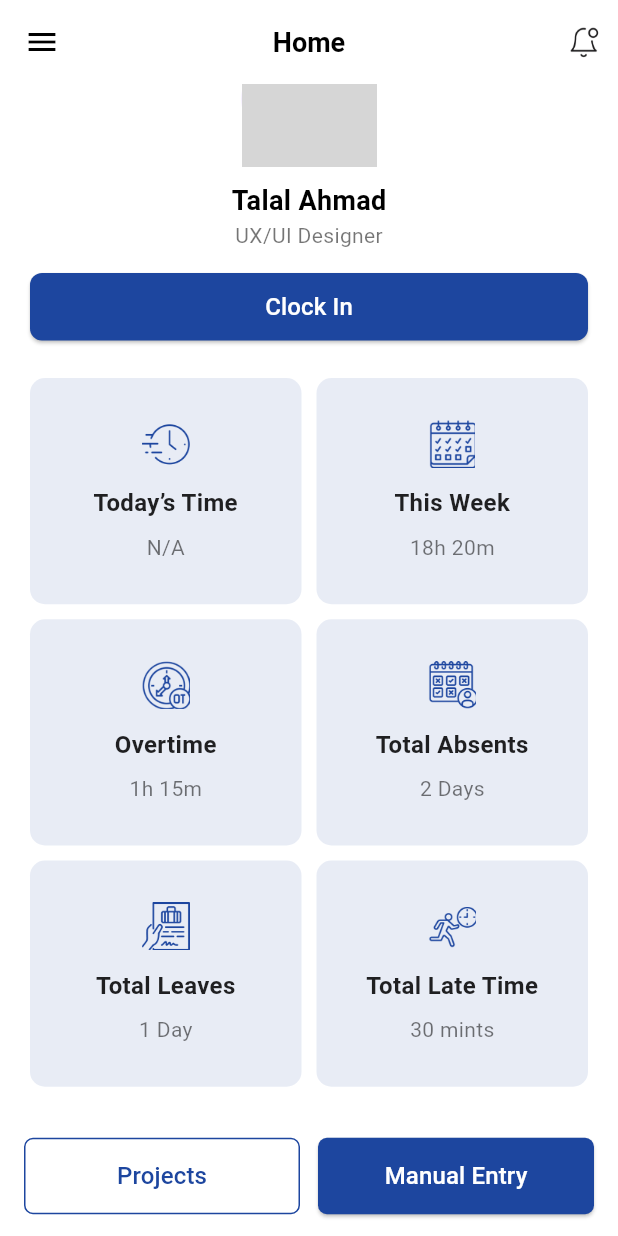
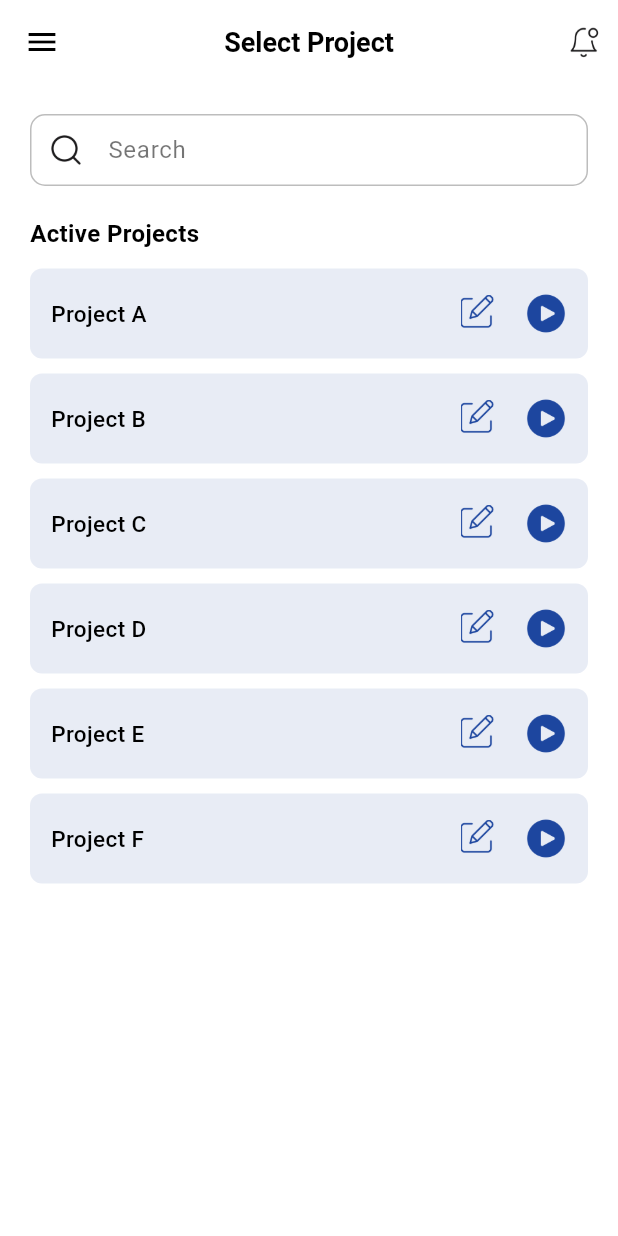
Before and after one commit to Ammara-Akbar/TimeSheet, a Flutter app: the HomeScreen screen opened directly, scrolled down 127 dp, after a tap on "Projects", on a phone screen of 412 x 824 dp. Run offline on Flutter 3.47's test engine with Material 3 defaults, Android fonts, the phone set to English and light mode, and no system bars; network calls fail; grey boxes are pictures that could not be loaded.

Commit message:
select project screen

```diff
--- a/timesheet/lib/screens/auth_screens/reset_password_screen.dart
+++ b/timesheet/lib/screens/auth_screens/reset_password_screen.dart
@@ -15,7 +15,16 @@ class _ResetPasswordScreenState extends State<ResetPasswordScreen> {
 
   @override
   Widget build(BuildContext context) {
-    return Scaffold(
+    return WillPopScope(
+      onWillPop: () async {
+        // 👇 Here you control what happens when back is pressed
+         Navigator.pushReplacement(
+        context,
+        MaterialPageRoute(builder: (_) => LoginScreen()),
+      );
+        return false; // Prevents default back action (we already handled it)
+      },
+      child: Scaffold(
         backgroundColor: Colors.white,
         body: SafeArea(
           child: Padding(
@@ -128,6 +137,7 @@ class _ResetPasswordScreenState extends State<ResetPasswordScreen> {
             ],
           ),
         ),
+      ),
     );
   }
 }
--- a/timesheet/lib/screens/auth_screens/reset_successfully.dart
+++ b/timesheet/lib/screens/auth_screens/reset_successfully.dart
@@ -1,6 +1,5 @@
 import 'package:flutter/material.dart';
-import 'package:timesheet/screens/auth_screens/reset_password_screen.dart';
-import 'package:timesheet/screens/home_screen.dart';
+import 'package:timesheet/screens/auth_screens/login_screen.dart';
 import 'package:timesheet/utils/colors.dart';
 
 class ResetSuccessfully extends StatefulWidget {
@@ -54,7 +53,7 @@ class _ResetSuccessfullyState extends State<ResetSuccessfully> {
                   onPressed: () {
                     Navigator.pushReplacement(
                       context,
-                      MaterialPageRoute(builder: (_) => const HomeScreen()),
+                      MaterialPageRoute(builder: (_) => const LoginScreen()),
                     );
                   },
                   style: ElevatedButton.styleFrom(
--- a/timesheet/lib/screens/auth_screens/reset_your_password.dart
+++ b/timesheet/lib/screens/auth_screens/reset_your_password.dart
@@ -1,5 +1,6 @@
 import 'package:flutter/material.dart';
 import 'package:timesheet/screens/auth_screens/login_screen.dart';
+import 'package:timesheet/screens/auth_screens/reset_password_screen.dart';
 import 'package:timesheet/screens/auth_screens/reset_successfully.dart';
 import 'package:timesheet/utils/colors.dart';
 
@@ -14,7 +15,16 @@ class _ResetYourPasswordState extends State<ResetYourPassword> {
 
   @override
   Widget build(BuildContext context) {
-    return Scaffold(
+   return WillPopScope(
+      onWillPop: () async {
+        // 👇 Here you control what happens when back is pressed
+         Navigator.pushReplacement(
+        context,
+        MaterialPageRoute(builder: (_) => ResetPasswordScreen()),
+      );
+        return false; // Prevents default back action (we already handled it)
+      },
+      child: Scaffold(
         backgroundColor: Colors.white,
         body: SafeArea(
           child: Padding(
@@ -158,6 +168,7 @@ class _ResetYourPasswordState extends State<ResetYourPassword> {
             ],
           ),
         ),
+      ),
     );
   }
 }
--- a/timesheet/lib/screens/home_screen.dart
+++ b/timesheet/lib/screens/home_screen.dart
@@ -1,4 +1,5 @@
 import 'package:flutter/material.dart';
+import 'package:timesheet/screens/select_project_screen.dart';
 import 'package:timesheet/utils/colors.dart';
 
 class HomeScreen extends StatefulWidget {
@@ -148,7 +149,6 @@ void _clockOut() async {
       });
     }
   }
-
 
   String _getWorkedTime() {
     if (_clockInTime == null) return "--:--:--";
@@ -308,10 +308,16 @@ void _clockOut() async {
                 style: OutlinedButton.styleFrom(
                   side: const BorderSide(color: AppColors.primaryColor),
                   shape: RoundedRectangleBorder(
-                      borderRadius: BorderRadius.circular(6)),
+                      borderRadius: BorderRadius.circular(8)),
                   padding: const EdgeInsets.symmetric(vertical: 14),
                 ),
-                onPressed: () {},
+                onPressed: () {
+                  Navigator.pushReplacement(
+                    context,
+                    MaterialPageRoute(
+                        builder: (_) => const SelectProjectScreen()),
+                  );
+                },
                 child: const Text(
                   "Projects",
                   style: TextStyle(fontSize: 16, color: AppColors.primaryColor),
@@ -324,7 +330,7 @@ void _clockOut() async {
                 style: ElevatedButton.styleFrom(
                   backgroundColor: AppColors.primaryColor,
                   shape: RoundedRectangleBorder(
-                      borderRadius: BorderRadius.circular(6)),
+                      borderRadius: BorderRadius.circular(8)),
                   padding: const EdgeInsets.symmetric(vertical: 14),
                 ),
                 onPressed: () {},
--- /dev/null
+++ b/timesheet/lib/screens/select_project_screen.dart
@@ -0,0 +1,153 @@
+import 'package:flutter/material.dart';
+import 'package:timesheet/screens/home_screen.dart';
+import 'package:timesheet/utils/colors.dart';
+
+class SelectProjectScreen extends StatelessWidget {
+  const SelectProjectScreen({super.key});
+
+  @override
+  Widget build(BuildContext context) {
+    final List<String> projects = [
+      "Project A",
+      "Project B",
+      "Project C",
+      "Project D",
+      "Project E",
+      "Project F",
+    ];
+
+    return WillPopScope(
+      onWillPop: () async {
+        // 👇 Here you control what happens when back is pressed
+        Navigator.pushReplacement(
+          context,
+          MaterialPageRoute(builder: (_) => const HomeScreen()),
+        );
+        return false; // Prevents default back action (we already handled it)
+      },
+      child: Scaffold(
+        backgroundColor: Colors.white,
+        appBar: AppBar(
+          backgroundColor: Colors.white,
+          surfaceTintColor: Colors.white,
+          elevation: 0,
+          leading: IconButton(
+            icon: const Icon(Icons.menu, color: Colors.black),
+            onPressed: () {},
+          ),
+          centerTitle: true,
+          title: const Text(
+            "Select Project",
+            style: TextStyle(
+              color: Colors.black,
+              fontWeight: FontWeight.w600,
+              fontSize: 18,
+            ),
+          ),
+          actions: [
+            Padding(
+              padding: const EdgeInsets.only(right: 12),
+              child: Image.asset(
+                "assets/ic_notification.png",
+                height: 22,
+              ),
+            ),
+          ],
+        ),
+        body: Padding(
+          padding: const EdgeInsets.all(20),
+          child: Column(
+            crossAxisAlignment: CrossAxisAlignment.start,
+            children: [
+              // 🔍 Search Bar
+              TextField(
+                cursorColor: AppColors.primaryColor,
+                decoration: InputDecoration(
+                  hintText: "Search",
+                  hintStyle: const TextStyle(color: Colors.black54),
+                  prefixIcon: Padding(
+                    padding: const EdgeInsets.all(12.0),
+                    child: Image.asset("assets/search-md.png", height: 22),
+                  ),
+                  contentPadding:
+                      const EdgeInsets.symmetric(horizontal: 16, vertical: 12),
+                  border: OutlineInputBorder(
+                    borderRadius: BorderRadius.circular(10),
+                  ),
+                  focusedBorder: OutlineInputBorder(
+                    borderSide: BorderSide(color: AppColors.primaryColor),
+                    borderRadius: BorderRadius.circular(10),
+                  ),
+                  enabledBorder: OutlineInputBorder(
+                    borderSide: BorderSide(color: Colors.grey.shade400),
+                    borderRadius: BorderRadius.circular(10),
+                  ),
+                ),
+              ),
+
+              const SizedBox(height: 20),
+
+              // 📌 Section Title
+              const Text(
+                "Active Projects",
+                style: TextStyle(
+                  fontSize: 16,
+                  fontWeight: FontWeight.w600,
+                  color: Colors.black,
+                ),
+              ),
+              const SizedBox(height: 12),
+
+              // 📋 Project List
+              Expanded(
+                child: ListView.separated(
+                  itemCount: projects.length,
+                  separatorBuilder: (_, __) => const SizedBox(height: 10),
+                  itemBuilder: (context, index) {
+                    return Container(
+                      padding: const EdgeInsets.symmetric(
+                          horizontal: 14, vertical: 16),
+                      decoration: BoxDecoration(
+                        color: AppColors.primaryColor.withOpacity(0.1),
+                        borderRadius: BorderRadius.circular(8),
+                      ),
+                      child: Row(
+                        mainAxisAlignment: MainAxisAlignment.spaceBetween,
+                        children: [
+                          // Project Title
+                          Text(
+                            projects[index],
+                            style: const TextStyle(
+                              fontSize: 15,
+                              fontWeight: FontWeight.w500,
+                              color: Colors.black,
+                            ),
+                          ),
+
+                          // Action Icons
+                          Row(
+                            children: [
+                              Image.asset(
+                                "assets/editicon.png",
+                                height: 25,
+                              ),
+                              const SizedBox(width: 18),
+                              Image.asset(
+                                "assets/playicon.png",
+                                height: 28,
+                              ),
+                            ],
+                          )
+                        ],
+                      ),
+                    );
+                  },
+                ),
+              ),
+            ],
+          ),
+        ),
+      ),
+    );
+  }
+}
```
Also changed, not shown: timesheet/assets/search-md.png (added). Lines whose indentation alone changed are shown as unchanged.
